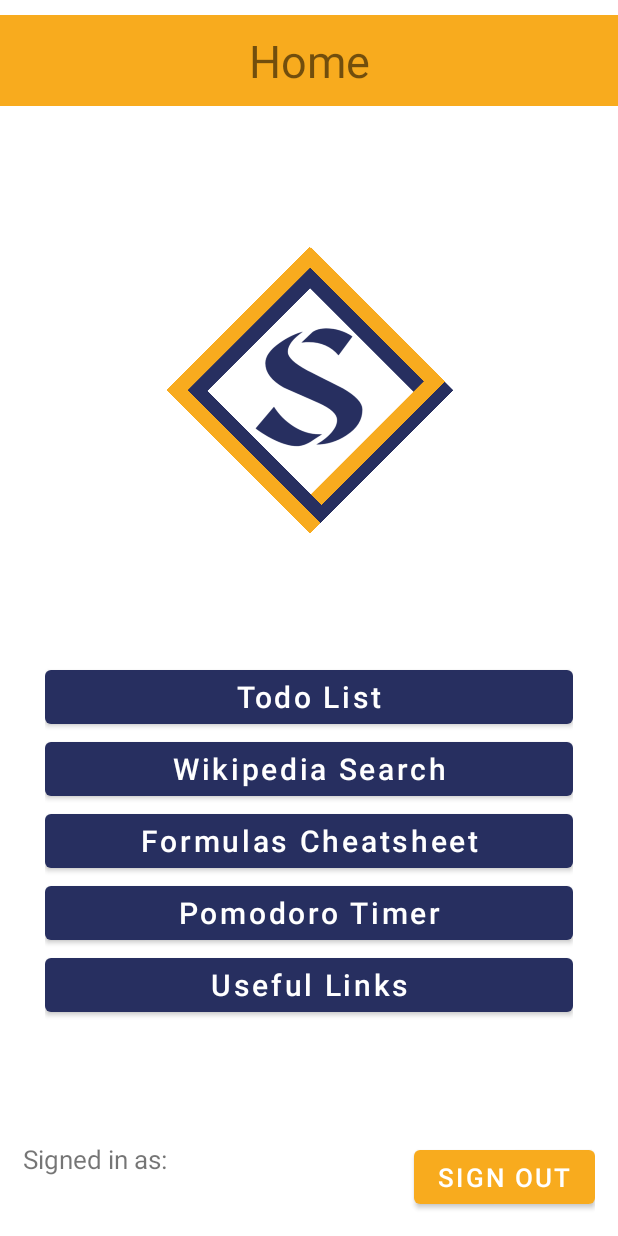
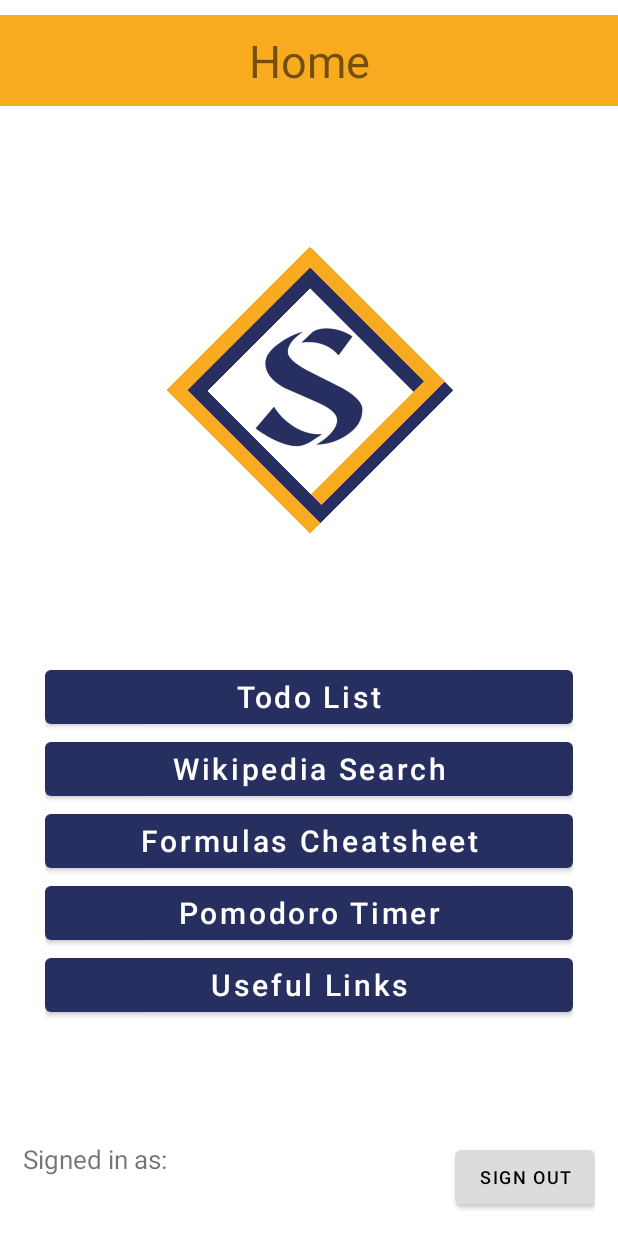
Before and after one commit to NED-CEW-Final-Project-Devs/Studestant, an Android app: the layout activity_main.xml on its own in the app's theme, with its tools: preview values and no code run, on a phone screen of 412 x 824 dp. Run offline under Robolectric (Android 15) with nearby library versions, the phone set to English and light mode, and no system bars.

```diff
--- a/app/src/main/java/com/ned_cew_final_project/studestant/TodoListActivity.java
+++ b/app/src/main/java/com/ned_cew_final_project/studestant/TodoListActivity.java
@@ -1,17 +1,15 @@
 package com.ned_cew_final_project.studestant;
 
-import androidx.annotation.NonNull;
 import androidx.appcompat.app.AppCompatActivity;
-import androidx.recyclerview.widget.ItemTouchHelper;
 import androidx.recyclerview.widget.LinearLayoutManager;
 import androidx.recyclerview.widget.RecyclerView;
 
 import android.content.Intent;
 import android.os.Bundle;
+import android.view.Menu;
 import android.view.View;
 
 import com.firebase.ui.firestore.FirestoreRecyclerOptions;
-import com.google.android.material.floatingactionbutton.FloatingActionButton;
 import com.google.firebase.auth.FirebaseAuth;
 import com.google.firebase.auth.FirebaseUser;
 import com.google.firebase.firestore.CollectionReference;
@@ -83,5 +81,4 @@
 
     }
 
-
 }
--- /dev/null
+++ b/app/src/main/res/drawable/ic_questionmark.xml
@@ -0,0 +1,5 @@
+<vector android:height="24dp" android:tint="@color/white"
+    android:viewportHeight="24" android:viewportWidth="24"
+    android:width="24dp" xmlns:android="http://schemas.android.com/apk/res/android">
+    <path android:fillColor="@android:color/white" android:pathData="M11,18h2v-2h-2v2zM12,2C6.48,2 2,6.48 2,12s4.48,10 10,10 10,-4.48 10,-10S17.52,2 12,2zM12,20c-4.41,0 -8,-3.59 -8,-8s3.59,-8 8,-8 8,3.59 8,8 -3.59,8 -8,8zM12,6c-2.21,0 -4,1.79 -4,4h2c0,-1.1 0.9,-2 2,-2s2,0.9 2,2c0,2 -3,1.75 -3,5h2c0,-2.25 3,-2.5 3,-5 0,-2.21 -1.79,-4 -4,-4z"/>
+</vector>
--- a/app/src/main/res/layout/activity_main.xml
+++ b/app/src/main/res/layout/activity_main.xml
@@ -129,9 +129,10 @@
             android:layout_alignParentEnd="true"
             android:layout_alignParentRight="true"
             android:foregroundGravity="bottom"
-            android:textSize="17sp"
+            android:textSize="12sp"
+            android:textColor="@color/black"
             android:text="@string/sign_out"
-            app:backgroundTint="@color/yellow" />
+            app:backgroundTint="@color/light_grey" />
 
 
     </RelativeLayout>
```
Also changed, not shown: app/src/main/java/com/ned_cew_final_project/studestant/MainActivity.java (+21 -0 lines), app/src/main/res/menu/home_activity_menu.xml (added, +11 -0 lines).
